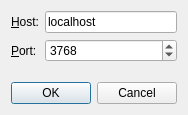
This is src/plugins/qmlprofiler/qmlprofilerattachdialog.ui in qt-creator/qt-creator as Qt 5 draws it before an edit. The edited form follows.
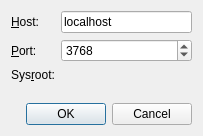
This is the edited form. Custom widgets are drawn as their Qt base class.

Commit message: QmlProfiler: Add "Sysroot" field to attach dialog

```diff
--- a/src/plugins/qmlprofiler/qmlprofilerattachdialog.ui
+++ b/src/plugins/qmlprofiler/qmlprofilerattachdialog.ui
@@ -6,8 +6,8 @@
    <rect>
     <x>0</x>
     <y>0</y>
-    <width>185</width>
-    <height>115</height>
+    <width>203</width>
+    <height>136</height>
    </rect>
   </property>
   <property name="windowTitle">
@@ -56,6 +56,19 @@
        </property>
       </widget>
      </item>
+     <item row="2" column="0">
+      <widget class="QLabel" name="label">
+       <property name="text">
+        <string>Sys&amp;root:</string>
+       </property>
+       <property name="buddy">
+        <cstring>sysrootChooser</cstring>
+       </property>
+      </widget>
+     </item>
+     <item row="2" column="1">
+      <widget class="Utils::PathChooser" name="sysrootChooser" native="true"/>
+     </item>
     </layout>
    </item>
    <item>
@@ -70,6 +83,14 @@
    </item>
   </layout>
  </widget>
+ <customwidgets>
+  <customwidget>
+   <class>Utils::PathChooser</class>
+   <extends>QWidget</extends>
+   <header location="global">utils/pathchooser.h</header>
+   <container>1</container>
+  </customwidget>
+ </customwidgets>
  <resources/>
  <connections>
   <connection>
```
The commit also changes 4 other files.
